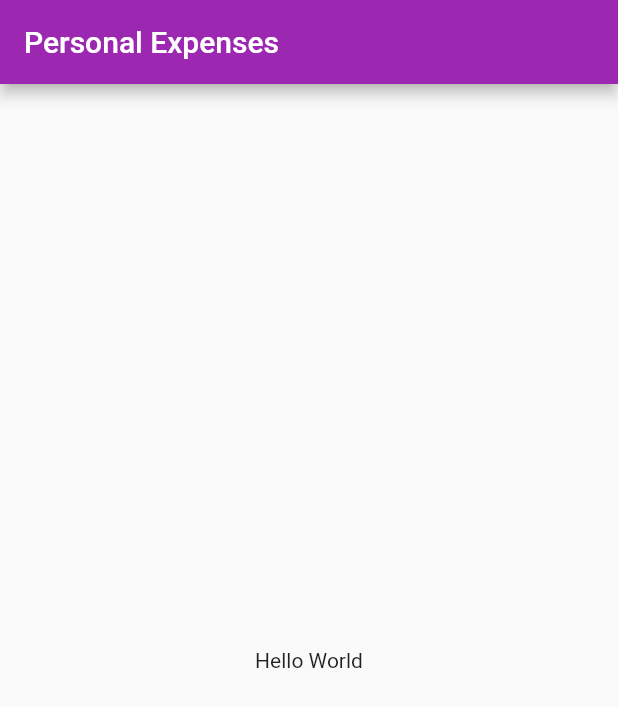
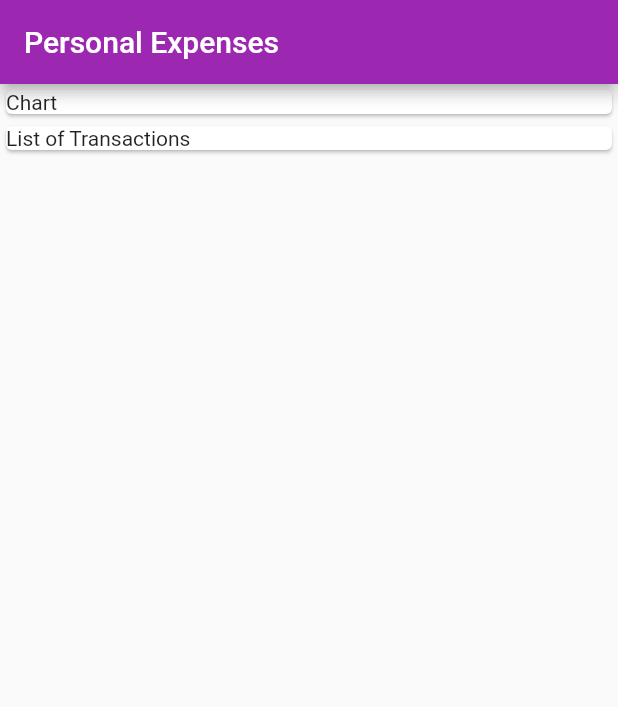
Before and after one commit to kensodemann/personal_expenses, a Flutter app: the screen it shows after launch, on a phone screen of 412 x 824 dp. Shown: the top 707 px of the screen. Run offline on Flutter 3.47's test engine with Material 2 defaults, Android fonts, the phone set to English and light mode, and no system bars.

Commit message:
feat(app): provide some basic layout

```diff
--- a/lib/main.dart
+++ b/lib/main.dart
@@ -30,8 +30,16 @@ class MyHomePage extends StatelessWidget {
       appBar: AppBar(
         title: Text(title),
       ),
-      body: const Center(
-        child: Text('Hello World'),
+      body: Column(
+        crossAxisAlignment: CrossAxisAlignment.stretch,
+        children: const [
+          Card(
+            child: Text('Chart'),
+          ),
+          Card(
+            child: Text('List of Transactions'),
+          ),
+        ],
       ),
     );
   }
```
